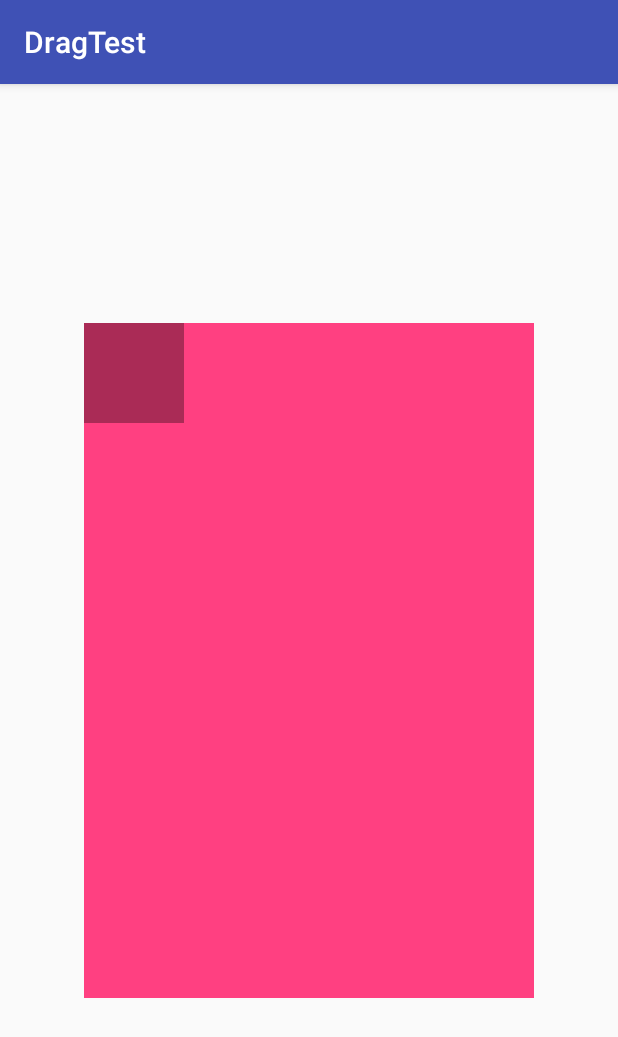
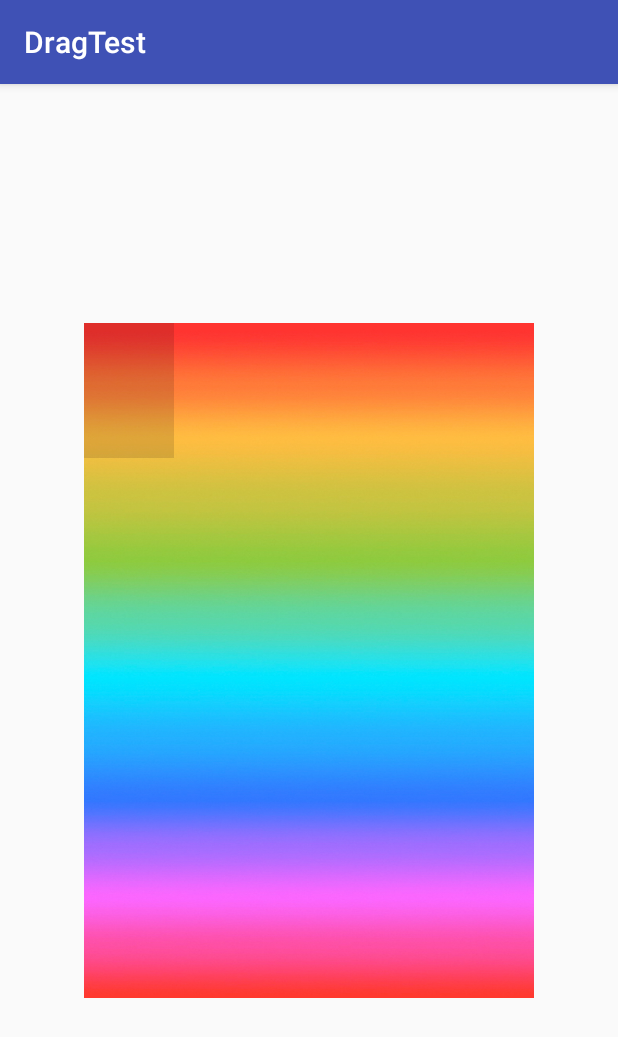
Before and after one commit to mtoebes/DragTest, an Android app: the screen it shows after launch (MainActivity), on a phone screen of 412 x 824 dp. Shown: the top 1037 px of the screen. Run offline under Robolectric (Android 15) with nearby library versions, the phone set to English and light mode, and no system bars.

Commit message:
rainbow background

```diff
--- a/app/src/main/java/com/example/mtoebes/dragtest/JewelView.java
+++ b/app/src/main/java/com/example/mtoebes/dragtest/JewelView.java
@@ -2,10 +2,12 @@ package com.example.mtoebes.dragtest;
 
 import android.content.Context;
 import android.content.res.TypedArray;
+import android.graphics.Bitmap;
 import android.graphics.Canvas;
 import android.graphics.Color;
 import android.graphics.Paint;
 import android.graphics.Rect;
+import android.graphics.drawable.BitmapDrawable;
 import android.graphics.drawable.Drawable;
 import android.support.v7.widget.AppCompatTextView;
 import android.text.TextPaint;
@@ -13,18 +15,22 @@ import android.util.AttributeSet;
 import android.util.Log;
 import android.view.MotionEvent;
 import android.view.View;
+import android.view.ViewTreeObserver;
 import android.widget.FrameLayout;
+import android.widget.ImageView;
 import android.widget.TextView;
 
 import java.util.Locale;
 import java.util.logging.Level;
 import java.util.logging.Logger;
 
+import static com.example.mtoebes.dragtest.R.id.image;
+
 /**
  * TODO: document your custom view class.
  */
 public class JewelView extends AppCompatTextView implements View.OnTouchListener  {
-    private static final int BOX_SIZE = 100;
+    private static final double BOX_SIZE_PCT = .20;
     private float dX, dY;
     private int pWidth, pHeight;
 
@@ -45,8 +51,6 @@ public class JewelView extends AppCompatTextView implements View.OnTouchListener
     }
 
     private void init() {
-        //TODO alternatively we could create a layout for the view and then inflate it rather than set its attributes here
-
         /*
          * Set the id so it is easy to find later (don't do this way if more than one copy of JewelView).
          * Id can either be a random unique int or defined in res/values/strings
@@ -56,12 +60,7 @@ public class JewelView extends AppCompatTextView implements View.OnTouchListener
         /*
          * Can also define the color in res/values/colors and call getResources().getColor(R.color.<name>)
          */
-        this.setBackgroundColor(Color.argb(0x55,0,0,0));
-
-        /*
-         * If added programmatically, the size will default to 0x0
-         */
-        this.setLayoutParams(new FrameLayout.LayoutParams(BOX_SIZE, BOX_SIZE));
+        this.setBackgroundColor(Color.argb(0x20,0,0,0));
 
         /*
          * Set up the touchListener so that events are handled
@@ -70,13 +69,16 @@ public class JewelView extends AppCompatTextView implements View.OnTouchListener
     }
 
     @Override
-    protected void onAttachedToWindow() {
-        super.onAttachedToWindow();
-        /*
-         * Once the view has been added to the layout, we can get the dimensions of its parent
-         */
+    protected void onDraw(Canvas canvas) {
+        super.onDraw(canvas);
         pWidth = ((View) this.getParent()).getWidth();
         pHeight = ((View) this.getParent()).getHeight();
+
+        int vWidth = (int) (pWidth * BOX_SIZE_PCT);
+        int vHeight = (int) (pHeight * BOX_SIZE_PCT);
+        if (this.getWidth() != vWidth || this.getHeight() != vHeight) {
+            this.setLayoutParams(new FrameLayout.LayoutParams(vWidth, vHeight));
+        }
     }
 
     @Override
@@ -93,14 +95,16 @@ public class JewelView extends AppCompatTextView implements View.OnTouchListener
                 final float newY = clipHeight(event.getRawY() + dY);
 
                 // Set the text for debugging purposes
-                this.setText(String.format(Locale.CANADA, "%.1f %.1f",newX, newY));
-
+                this.setText(String.format(Locale.CANADA, "%.1f %.1f\n%d %d\n%d %d",
+                        newX, newY, pWidth, pHeight, clipWidth(event.getRawX() + dX), clipHeight(event.getRawY() + dY)));
+                Log.e("", String.format(Locale.CANADA, "%.1f %.1f",newX, newY));
                 // animate the view to move to the new position
                 view.animate()
                         .x(newX)
                         .y(newY)
                         .setDuration(0)
                         .start();
+
                 break;
             default:
                 return false; // Return false if we did not handle the event
@@ -119,4 +123,27 @@ public class JewelView extends AppCompatTextView implements View.OnTouchListener
     private int ensureRange(int value, int min, int max) {
         return Math.min(Math.max(value, min), max);
     }
+
+    public int readColor(Bitmap bitmap) {
+        float red = 0;
+        float green = 0;
+        float blue = 0;
+        int count = 0;
+        for (int x = (int) getX(); x < (int) getX() + getWidth(); x++) {
+            for (int y = (int) getY(); y < (int) getY() + getHeight(); y++) {
+                int color = bitmap.getPixel(x,y);
+                red += Color.red(color);
+                green += Color.green(color);
+                blue += Color.blue(color);
+                count++;
+            }
+        }
+
+        int avgRed = (int) (red/count);
+        int avgGreen = (int) (green/count);
+        int avgBlue = (int) (blue/count);
+        int color = Color.argb(255, avgRed, avgGreen, avgBlue);
+        this.setBackgroundColor(Color.argb(255,avgRed,avgGreen,avgBlue));
+        return color;
+    }
 }
--- a/app/src/main/res/layout/activity_main.xml
+++ b/app/src/main/res/layout/activity_main.xml
@@ -7,26 +7,30 @@
     tools:context="com.example.mtoebes.dragtest.MainActivity">
 
     <FrameLayout
+        android:id="@+id/preview_layout"
         android:layout_width="300dp"
         android:layout_height="450dp"
-        android:id="@+id/preview_layout"
-        android:background="@color/colorAccent"
-        android:clipChildren="false"
-        android:clipToPadding="false"
+        app:layout_constraintRight_toRightOf="parent"
+        app:layout_constraintLeft_toLeftOf="parent"
         app:layout_constraintBottom_toBottomOf="parent"
-        app:layout_constraintTop_toTopOf="parent"
-        app:layout_constraintRight_toRightOf="parent"
-        app:layout_constraintLeft_toLeftOf="parent">
+        app:layout_constraintTop_toTopOf="parent">
+
+        <ImageView
+            android:id="@+id/rainbow_image"
+            android:layout_width="match_parent"
+            android:layout_height="match_parent"
+            android:scaleType="fitXY"
+            android:src="@drawable/rainbow"/>
+
+
         <!-- This is how to add the JewelView automatically rather than programmatically -->
         <!--
         <com.example.mtoebes.dragtest.JewelView
             android:id="@+id/jewelView"
             android:layout_width="100dp"
             android:layout_height="100dp"
-            android:background="#55000000"/>
-        -->
+            android:background="#2000FF00"/>-->
     </FrameLayout>
 
 
-
 </android.support.constraint.ConstraintLayout>
```
Also changed, not shown: app/src/main/res/drawable/rainbow.jpg (added).
